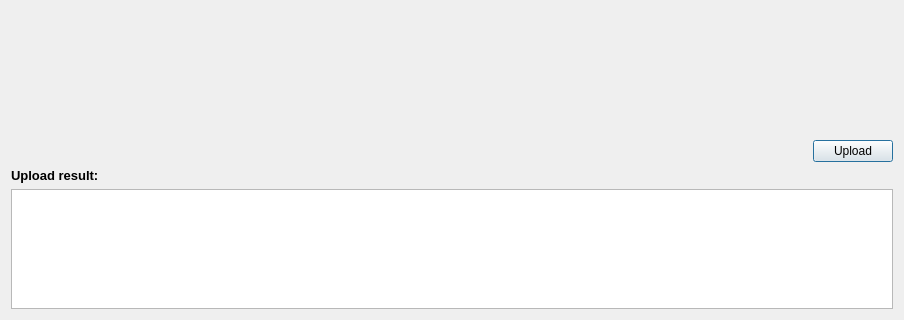
This is src/GSvar/LovdUploadDialog.ui in imgag/ngs-bits as Qt 5 draws it before an edit; both pictures show x 0 to 904 and y 613 to 933 of the 904 by 933 pixel window. The edited form follows.
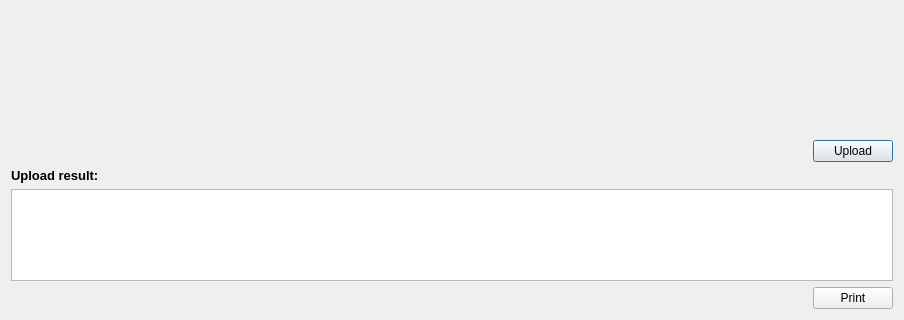
This is the edited form. Custom widgets are drawn as their Qt base class.

Commit message: GSvar: added NGSD import and report printing to LovdUploadDialog

Patch:
```diff
--- a/src/GSvar/LovdUploadDialog.ui
+++ b/src/GSvar/LovdUploadDialog.ui
@@ -262,6 +262,30 @@
      </property>
     </widget>
    </item>
+   <item>
+    <layout class="QHBoxLayout" name="horizontalLayout_2">
+     <item>
+      <spacer name="horizontalSpacer_2">
+       <property name="orientation">
+        <enum>Qt::Horizontal</enum>
+       </property>
+       <property name="sizeHint" stdset="0">
+        <size>
+         <width>40</width>
+         <height>20</height>
+        </size>
+       </property>
+      </spacer>
+     </item>
+     <item>
+      <widget class="QPushButton" name="print_btn">
+       <property name="text">
+        <string>Print</string>
+       </property>
+      </widget>
+     </item>
+    </layout>
+   </item>
   </layout>
  </widget>
  <customwidgets>
```
Left out of the diff: 2 changed lines with no effect on the pictures. The commit also changes 9 other files.
